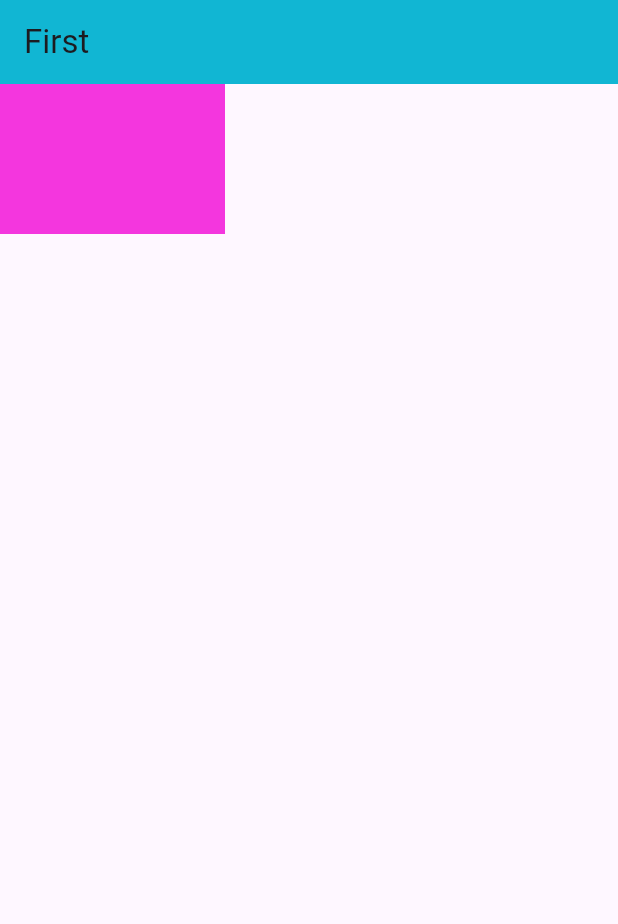
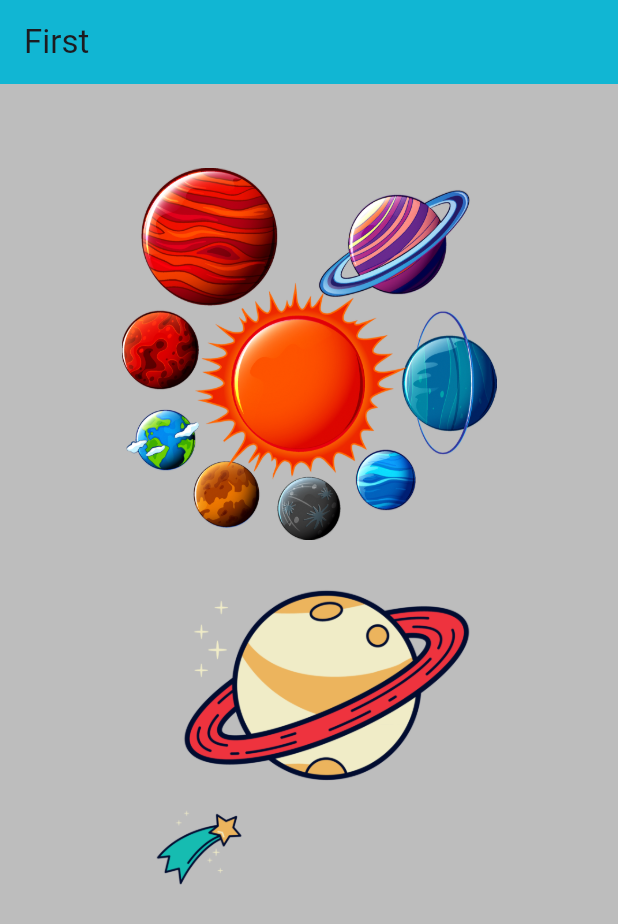
Before and after one commit to hasithamanohara/flutter_B, a Flutter app: the screen it shows after launch, on a phone screen of 412 x 824 dp. Shown: the top 924 px of the screen. Run offline on Flutter 3.47's test engine with Material 3 defaults, Android fonts, the phone set to English and light mode, and no system bars.

Commit message:
assets_flutter

```diff
--- a/lib/main.dart
+++ b/lib/main.dart
@@ -12,15 +12,35 @@ class MyApp extends StatelessWidget {
     return MaterialApp(
       title: 'Flutter Demo',
       home: Scaffold(
+        backgroundColor: Colors.black26,
         appBar: AppBar(
           title: const Text("First"),
-          backgroundColor: Color.fromARGB(255, 17, 182, 211),
+          backgroundColor: const Color.fromARGB(255, 17, 182, 211),
         ),
-        body: Container(
-          padding: const EdgeInsets.all(20),
-          height: 100,
-          width: 150,
-          color: const Color.fromARGB(255, 244, 54, 222),
+        body: Center(
+          child: Column(
+            children: [
+              const SizedBox(
+                height: 15,
+              ),
+              Padding(
+                padding: const EdgeInsets.only(top: 40.0),
+                child: Image.asset(
+                  "assets/space1.png",
+                  height: 250,
+                  width: 250,
+                ),
+              ),
+              const SizedBox(
+                height: 1,
+              ),
+              Image.asset(
+                "assets/space2.png",
+                height: 250,
+                width: 250,
+              ),
+            ],
+          ),
         ),
       ),
     );
--- a/pubspec.yaml
+++ b/pubspec.yaml
@@ -59,9 +59,8 @@ flutter:
   uses-material-design: true
 
   # To add assets to your application, add an assets section, like this:
-  # assets:
-  #   - images/a_dot_burr.jpeg
-  #   - images/a_dot_ham.jpeg
+  assets:
+    - assets/
 
   # An image asset can refer to one or more resolution-specific "variants", see
   # https://flutter.dev/assets-and-images/#resolution-aware
```
Also changed, not shown: assets/space1.png (added), assets/space2.png (added), assets/space3.png (added).
